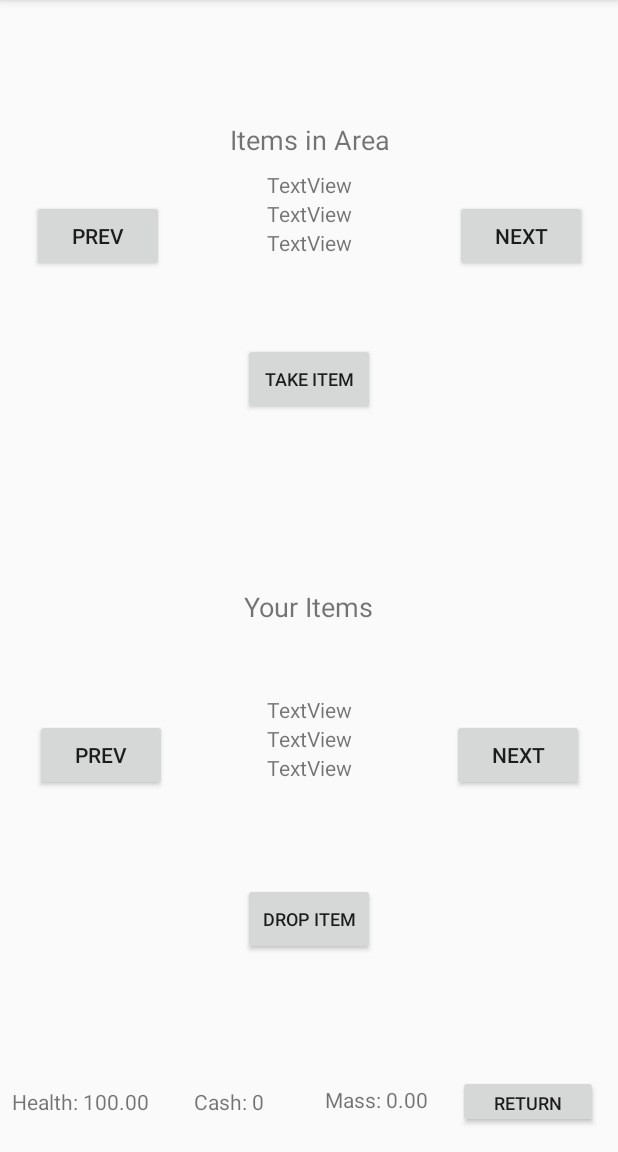
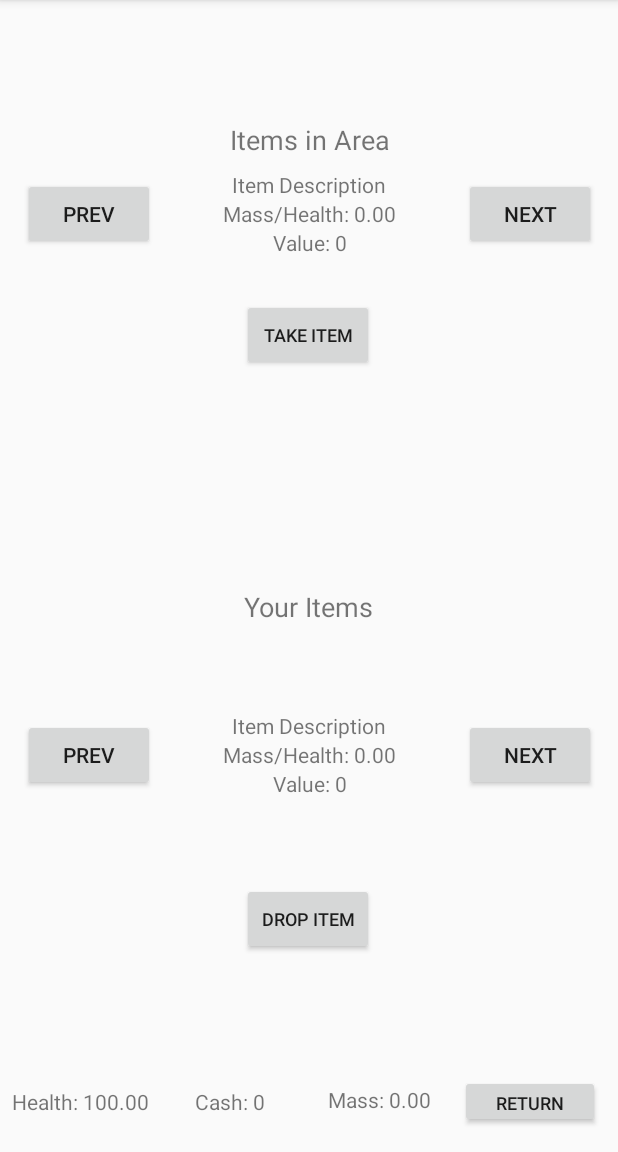
Before and after one commit to angustemple/MapGame, an Android app: the WildernessOptionActivity screen opened directly, with no data from a screen before it, on a phone screen of 412 x 824 dp, the part 84-1236 px from its top. Run offline under Robolectric (Android 15) with nearby library versions, the phone set to English and light mode, and no system bars.

Commit message:
Added default string values to activity_wilderness_option.xml for ease of designing

```diff
--- a/app/src/main/res/layout/activity_navigation.xml
+++ b/app/src/main/res/layout/activity_navigation.xml
@@ -91,13 +91,13 @@
         app:layout_constraintStart_toEndOf="@+id/btn_west"
         app:layout_constraintTop_toBottomOf="@+id/btn_north">
 
-        <Button
-            android:id="@+id/btn_options"
-            android:layout_width="wrap_content"
+        <TextView
+            android:id="@+id/tv_location"
+            android:layout_width="match_parent"
             android:layout_height="wrap_content"
-            android:layout_gravity="center_horizontal"
-            android:text="@string/label_options"
-            android:textSize="12sp" />
+            android:gravity="center_horizontal"
+            android:text="@string/default_location"
+            android:textSize="16sp" />
 
         <TextView
             android:id="@+id/tv_area_description"
@@ -106,13 +106,13 @@
             android:gravity="center_horizontal"
             android:text="@string/label_wilderness" />
 
-        <TextView
-            android:id="@+id/tv_location"
-            android:layout_width="match_parent"
+        <Button
+            android:id="@+id/btn_options"
+            android:layout_width="wrap_content"
             android:layout_height="wrap_content"
-            android:gravity="center_horizontal"
-            android:text="@string/default_location"
-            android:textSize="16sp" />
+            android:layout_gravity="center_horizontal"
+            android:text="@string/label_options"
+            android:textSize="12sp" />
 
     </LinearLayout>
 
--- a/app/src/main/res/layout/activity_wilderness_option.xml
+++ b/app/src/main/res/layout/activity_wilderness_option.xml
@@ -108,8 +108,8 @@
 
     <LinearLayout
         android:id="@+id/linearLayout2"
-        android:layout_width="143dp"
-        android:layout_height="79dp"
+        android:layout_width="175dp"
+        android:layout_height="wrap_content"
         android:layout_marginTop="8dp"
         android:layout_marginBottom="8dp"
         android:orientation="vertical"
@@ -120,31 +120,32 @@
         app:layout_constraintTop_toBottomOf="@+id/tv_player_items">
 
         <TextView
-            android:id="@+id/tv_area_item_value2"
+            android:id="@+id/tv_player_item_description"
             android:layout_width="match_parent"
             android:layout_height="wrap_content"
             android:gravity="center_horizontal"
-            android:text="TextView" />
+            android:text="@string/default_item_description" />
 
         <TextView
-            android:id="@+id/tv_food_equip2"
+            android:id="@+id/tv_player_health_mass"
             android:layout_width="match_parent"
             android:layout_height="wrap_content"
             android:gravity="center_horizontal"
-            android:text="TextView" />
+            android:text="@string/default_mass_health" />
 
         <TextView
-            android:id="@+id/tv_area_item_description2"
+            android:id="@+id/tv_player_item_value"
             android:layout_width="match_parent"
             android:layout_height="wrap_content"
             android:gravity="center_horizontal"
-            android:text="TextView" />
+            android:text="@string/default_item_value" />
+
     </LinearLayout>
 
     <LinearLayout
         android:id="@+id/layout_area_items"
-        android:layout_width="151dp"
-        android:layout_height="87dp"
+        android:layout_width="175dp"
+        android:layout_height="wrap_content"
         android:layout_marginTop="8dp"
         android:layout_marginBottom="8dp"
         android:orientation="vertical"
@@ -155,25 +156,25 @@
         app:layout_constraintVertical_bias="0.0">
 
         <TextView
+            android:id="@+id/tv_area_item_description"
+            android:layout_width="match_parent"
+            android:layout_height="wrap_content"
+            android:gravity="center_horizontal"
+            android:text="@string/default_item_description" />
+
+        <TextView
+            android:id="@+id/tv_area_health_mass"
+            android:layout_width="match_parent"
+            android:layout_height="wrap_content"
+            android:gravity="center_horizontal"
+            android:text="@string/default_mass_health" />
+
+        <TextView
             android:id="@+id/tv_area_item_value"
             android:layout_width="match_parent"
             android:layout_height="wrap_content"
             android:gravity="center_horizontal"
-            android:text="TextView" />
-
-        <TextView
-            android:id="@+id/tv_food_equip"
-            android:layout_width="match_parent"
-            android:layout_height="wrap_content"
-            android:gravity="center_horizontal"
-            android:text="TextView" />
-
-        <TextView
-            android:id="@+id/tv_area_item_description"
-            android:layout_width="match_parent"
-            android:layout_height="wrap_content"
-            android:gravity="center_horizontal"
-            android:text="TextView" />
+            android:text="@string/default_item_value" />
 
     </LinearLayout>
 
@@ -249,7 +250,7 @@
         android:layout_height="wrap_content"
         android:orientation="vertical"
         app:layout_constraintEnd_toEndOf="parent"
-        app:layout_constraintGuide_begin="205dp"
+        app:layout_constraintGuide_percent="0.50121653"
         app:layout_constraintHorizontal_bias="0.5"
         app:layout_constraintStart_toStartOf="parent" />
 
--- a/app/src/main/res/values/strings.xml
+++ b/app/src/main/res/values/strings.xml
@@ -21,6 +21,9 @@
     <string name="cannot_move">Cannot move any further in this direction</string>
 
     <!--Strings for WildernessOptionsActivity-->
+    <string name="default_item_description">Item Description</string>
+    <string name="default_item_value">Value: 0</string>
+    <string name="default_mass_health">Mass/Health: 0.00</string>
     <string name="label_area_items">Items in Area</string>
     <string name="label_player_items">Your Items</string>
     <string name="label_prev">Prev</string>
```
